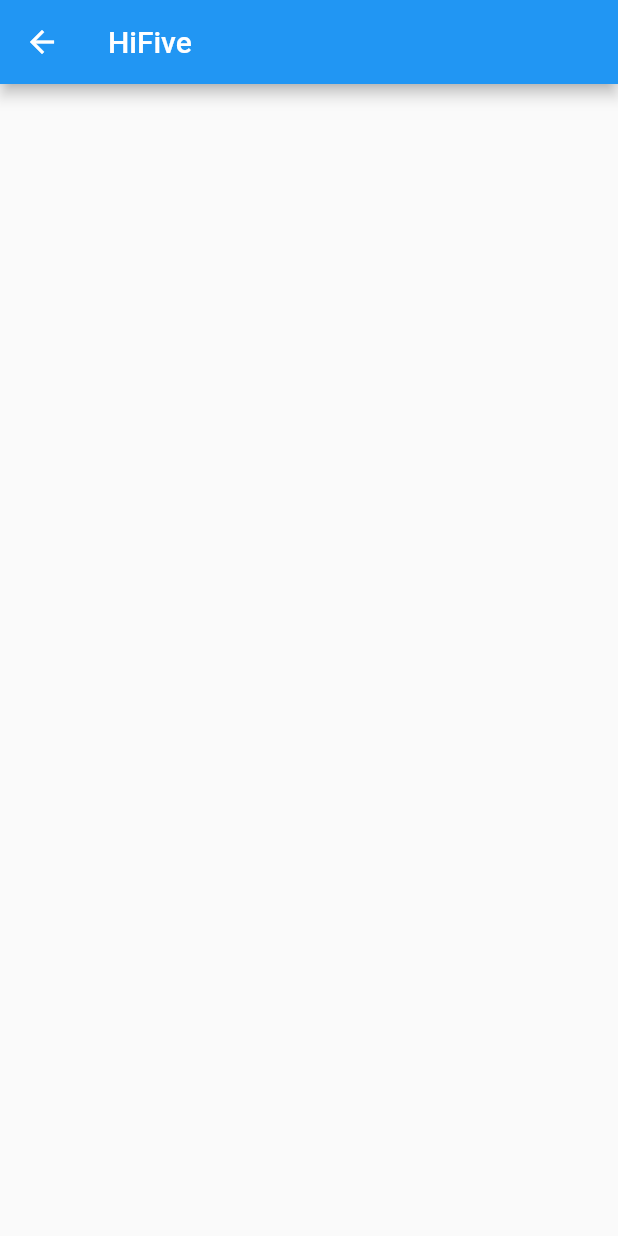
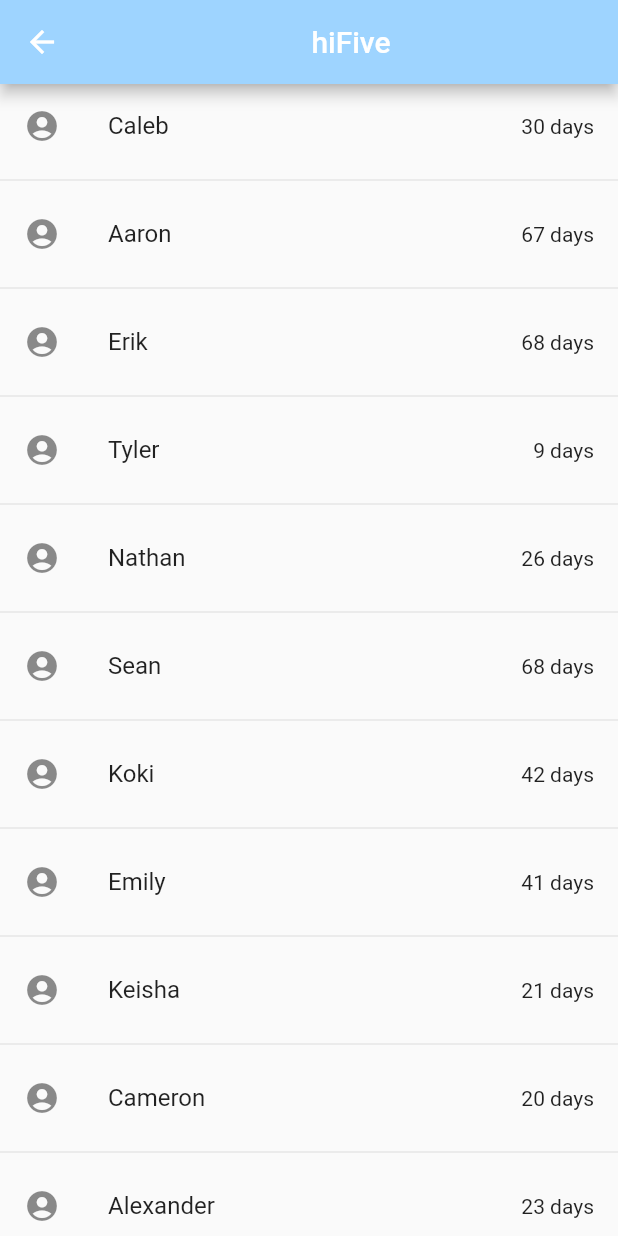
Before and after one commit to TylerKerch/hi_five, a Flutter app: the GroupScreen screen opened directly, on a phone screen of 412 x 824 dp. Run offline on Flutter 3.47's test engine with Material 2 defaults, Android fonts, the phone set to English and light mode, and no system bars; our stand-ins replace cloud_firestore, firebase_auth, firebase_core; accounts and stored records are empty; generated files the repository leaves out were written again.

Commit message:
added group screen woohoo

```diff
--- a/lib/screens/group_screen.dart
+++ b/lib/screens/group_screen.dart
@@ -1,4 +1,5 @@
 import 'package:flutter/material.dart';
+import 'dart:math';
 
 class GroupScreen extends StatefulWidget {
   const GroupScreen({Key? key}) : super(key: key);
@@ -15,11 +16,50 @@ class GroupScreenState extends State<GroupScreen> {
 
   @override
   Widget build(BuildContext context) {
-
+    List<String> entries = <String>[
+      'Caleb',
+      'Aaron',
+      'Erik',
+      'Tyler',
+      'Nathan',
+      'Sean',
+      'Koki',
+      'Emily',
+      'Keisha',
+      'Cameron',
+      'Alexander',
+      'Austin',
+      'Kevin',
+      'Andrew'
+    ];
+    Random random = new Random();
+    var streaks = List<int>.generate(
+      entries.length,
+      (index) {
+        int num = random.nextInt(70);
+        return num;
+      },
+    );
     return Scaffold(
-        appBar: AppBar(title: Text("HiFive")),
-
-        body: Container()
+      appBar: AppBar(
+        backgroundColor: const Color(0xFF9ed4ff),
+        title: const Center(
+          child: Text('hiFive'),
+        ),
+      ),
+      body: ListView.separated(
+        itemCount: entries.length,
+        separatorBuilder: (context, index) {
+          return const Divider();
+        },
+        itemBuilder: (name, index) {
+          return ListTile(
+            leading: Icon(Icons.account_circle_sharp),
+            title: Text(entries[index]),
+            trailing: Text(streaks[index].toString() + " days"),
+          );
+        },
+      ),
     );
   }
 }
```
